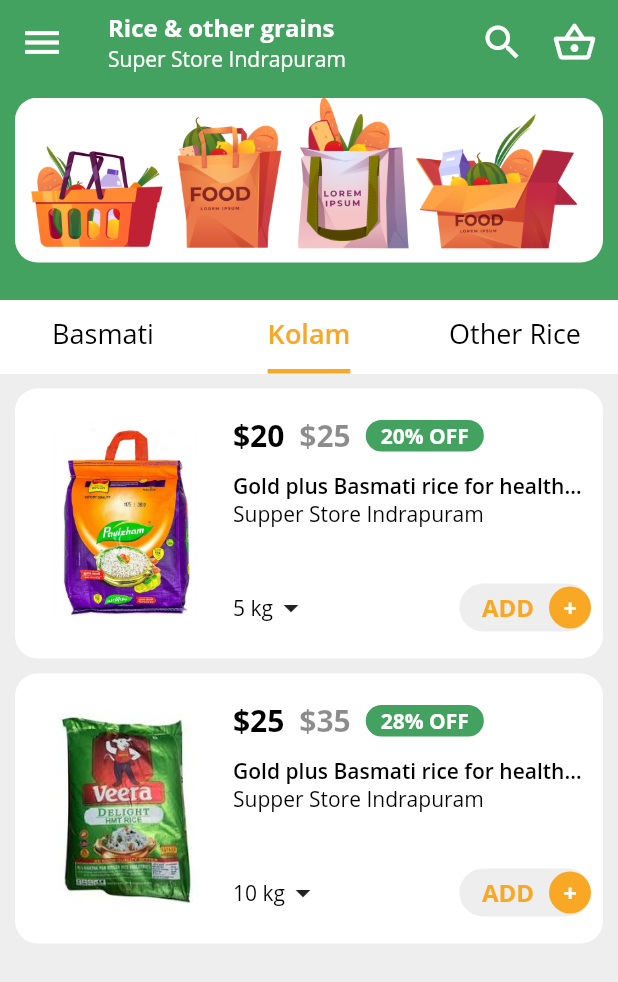
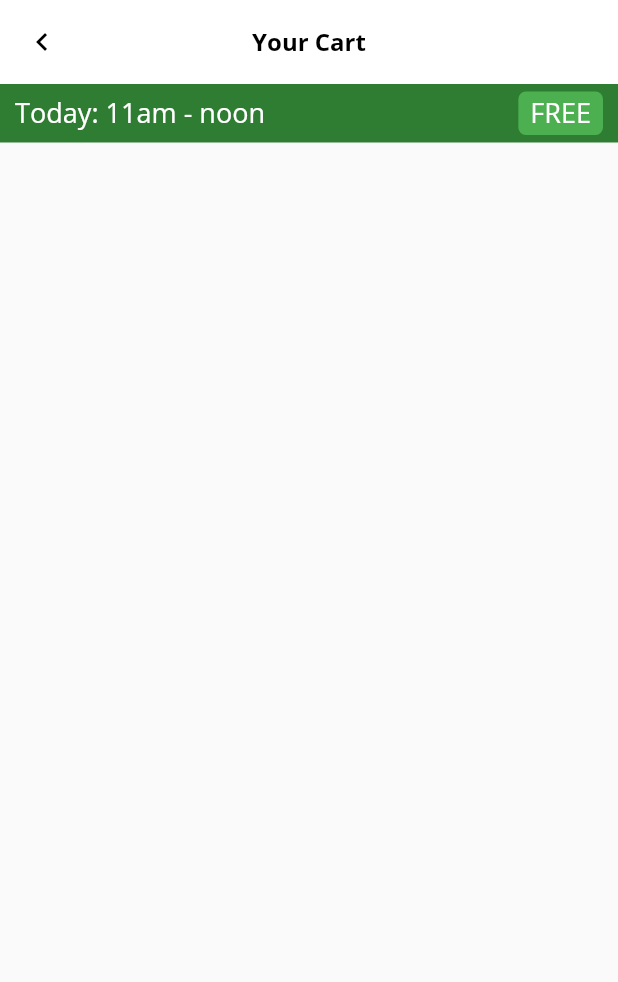
Before and after one commit to sumitra19jha/shopping-template, a Flutter app: the screen it shows after launch, tab 2 chosen, after a tap on the "shopping basket" icon, on a phone screen of 412 x 824 dp. Shown: the top 982 px of the screen. Run offline on Flutter 3.47's test engine with Material 2 defaults, Android fonts, the light colour scheme and no system bars.

Commit message:
Basic Cart Page

```diff
--- /dev/null
+++ b/lib/Pages/carts-page.dart
@@ -0,0 +1,94 @@
+import 'package:apni_kaksha/Providers/cart-provider.dart';
+import 'package:apni_kaksha/Utils/size-config.dart';
+import 'package:apni_kaksha/Utils/ui-colors.dart';
+import 'package:apni_kaksha/Widgets/checkout-tile.dart';
+import 'package:flutter/material.dart';
+import 'package:provider/provider.dart';
+
+class CartPage extends StatelessWidget {
+  @override
+  Widget build(BuildContext context) {
+    CartProvider cartprovider = Provider.of<CartProvider>(context);
+    return Container(
+      color: Colors.white,
+      child: SafeArea(
+        child: Scaffold(
+          appBar: AppBar(
+            elevation: 0,
+            backgroundColor: Colors.white,
+            leading: IconButton(
+              icon: Icon(
+                Icons.navigate_before,
+                color: Colors.black,
+              ),
+              onPressed: () {},
+            ),
+            title: Text(
+              'Your Cart',
+              maxLines: 1,
+              overflow: TextOverflow.ellipsis,
+              style: TextStyle(
+                fontSize: 16,
+                color: Colors.black,
+                fontWeight: FontWeight.w700,
+                fontFamily: 'OpenSans',
+              ),
+            ),
+            centerTitle: true,
+          ),
+          body: Column(
+            children: [
+              Container(
+                color: Colors.white,
+                child: Column(
+                  children: <Widget>[
+                    Container(
+                      color: Colors.green[800],
+                      width: SizeConfig.screenWidth,
+                      padding: const EdgeInsets.fromLTRB(10, 5, 10, 5),
+                      child: Row(
+                        children: [
+                          Text(
+                            'Today: 11am - noon',
+                            style: TextStyle(
+                              fontWeight: FontWeight.w500,
+                              fontFamily: 'OpenSans',
+                              color: Colors.white,
+                              fontSize: 18,
+                            ),
+                          ),
+                          Spacer(),
+                          Container(
+                            padding: const EdgeInsets.fromLTRB(8, 2, 8, 2),
+                            decoration: BoxDecoration(
+                              color: Colors.green[500],
+                              borderRadius: BorderRadius.circular(5),
+                            ),
+                            child: Text(
+                              'FREE',
+                              style: TextStyle(
+                                fontWeight: FontWeight.w500,
+                                fontFamily: 'OpenSans',
+                                color: Colors.white,
+                                fontSize: 18,
+                              ),
+                            ),
+                          ),
+                        ],
+                      ),
+                    ),
+                    ...cartprovider.getCartItemList.map(
+                      (data) {
+                        return CheckoutItemTile(cartItem: data);
+                      },
+                    ).toList(),
+                  ],
+                ),
+              )
+            ],
+          ),
+        ),
+      ),
+    );
+  }
+}
--- a/lib/products-page.dart
+++ b/lib/Pages/products-page.dart
@@ -1,7 +1,7 @@
 import 'package:apni_kaksha/Widgets/item-tile.dart';
 import 'package:apni_kaksha/Widgets/products-app-bar.dart';
 import 'package:flutter/material.dart';
-import 'Utils/dummy-data.dart';
+import '../Utils/dummy-data.dart';
 
 class ProductsPage extends StatelessWidget {
   @override
--- a/lib/Utils/dummy-data.dart
+++ b/lib/Utils/dummy-data.dart
@@ -7,7 +7,7 @@
       sellingPrice: 25,
       discountPer: 28,
       sellerShopName: "Supper Store Indrapuram",
-      itemName: "Gold plus Basmati rice for healthy family",
+      itemName: "Basmati rice for healthy family",
       sellingUnitQuantity: 5,
       unit: Unit.KG,
       imageUrl: 'assets/Images/rice1.jpg',
@@ -16,7 +16,7 @@
       itemId: '2',
       sellingPrice: 35,
       discountPer: 28,
-      itemName: "Gold plus Basmati rice for healthy family",
+      itemName: "Basmati rice for healthy family",
       sellerShopName: "Supper Store Indrapuram",
       sellingUnitQuantity: 10,
       unit: Unit.KG,
--- /dev/null
+++ b/lib/Utils/page-transition.dart
@@ -0,0 +1,31 @@
+import 'package:flutter/cupertino.dart';
+import 'package:flutter/material.dart';
+
+const Color kDarkGray = Color(0xFFA3A3A3);
+
+class PageTransition {
+  static Route<Map<String, dynamic>> show(Widget navigatedTo,
+      [Offset providedOffset]) {
+    return PageRouteBuilder(
+      pageBuilder: (context, animation, secondaryAnimation) => navigatedTo,
+      fullscreenDialog: true,
+      transitionDuration: Duration(milliseconds: 500),
+      transitionsBuilder: (context, animation, secondaryAnimation, child) {
+        var begin = providedOffset == null ? Offset(0.0, 1.0) : providedOffset;
+        var end = Offset.zero;
+        var curve = Curves.ease;
+
+        var tween = Tween(begin: begin, end: end);
+        var curvedAnimation = CurvedAnimation(
+          parent: animation,
+          curve: curve,
+        );
+
+        return SlideTransition(
+          position: tween.animate(curvedAnimation),
+          child: child,
+        );
+      },
+    );
+  }
+}
--- a/lib/Widgets/products-app-bar.dart
+++ b/lib/Widgets/products-app-bar.dart
@@ -1,3 +1,5 @@
+import 'package:apni_kaksha/Pages/carts-page.dart';
+import 'package:apni_kaksha/Utils/page-transition.dart';
 import 'package:flutter/material.dart';
 import 'package:provider/provider.dart';
 
@@ -62,9 +64,15 @@
                     color: Colors.white,
                     size: 30,
                   ),
-                  onPressed: () {},
+                  onPressed: () {
+                    Navigator.of(context).push(PageTransition.show(CartPage()));
+                  },
                 )
-              : Row(
+              : InkWell(
+                  onTap: () {
+                    Navigator.of(context).push(PageTransition.show(CartPage()));
+                  },
+                  child: Row(
                     mainAxisSize: MainAxisSize.min,
                     children: [
                       Icon(
@@ -87,6 +95,7 @@
                         ),
                       ),
                     ],
+                  ),
                 );
         }),
         SizedBox(width: 5)
--- a/lib/main.dart
+++ b/lib/main.dart
@@ -1,5 +1,5 @@
 import 'package:apni_kaksha/Providers/cart-provider.dart';
-import 'package:apni_kaksha/products-page.dart';
+import 'package:apni_kaksha/Pages/products-page.dart';
 import 'package:apni_kaksha/Utils/size-config.dart';
 import 'package:provider/provider.dart';
 import 'package:flutter/material.dart';
```
Also changed, not shown: lib/Widgets/checkout-tile.dart (added, +137 -0 lines). Lines whose indentation alone changed are shown as unchanged.
